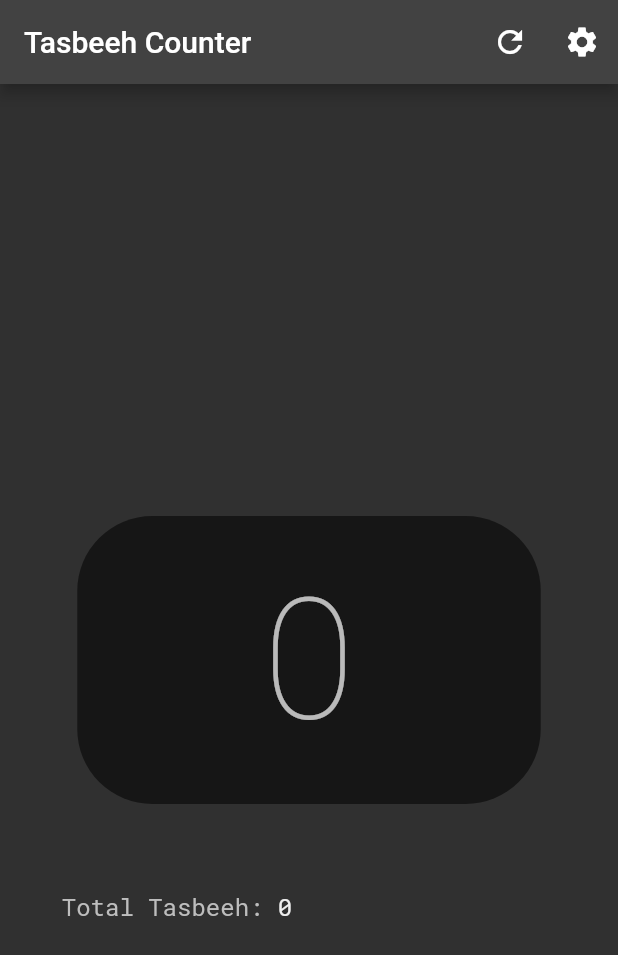
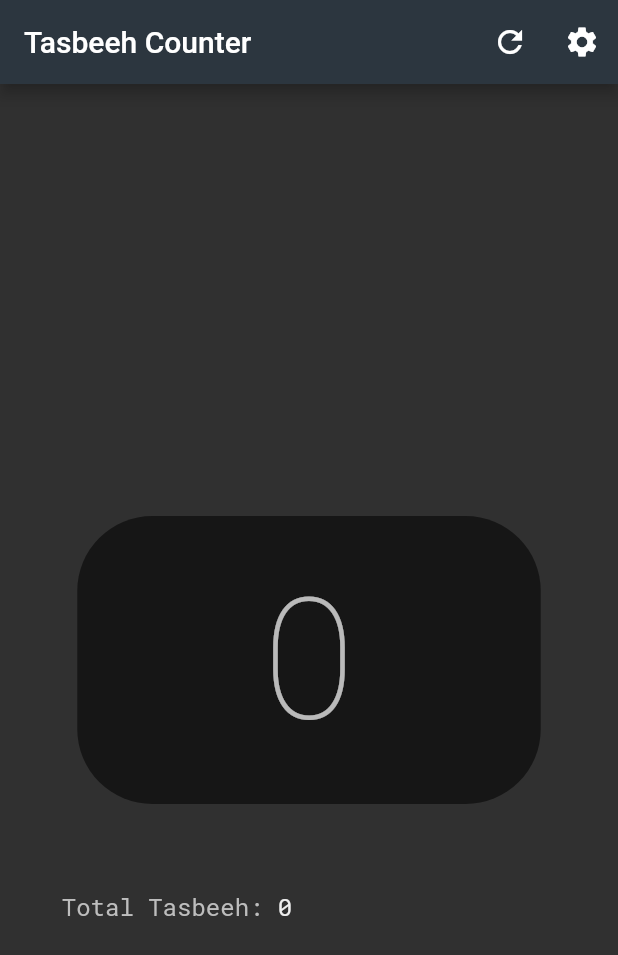
Before and after one commit to othman98shawgan/dhikr-counter, a Flutter app: the screen it shows after launch, on a phone screen of 412 x 824 dp. Shown: the top 955 px of the screen. Run offline on Flutter 3.47's test engine with Material 2 defaults, Android fonts, the phone set to English and light mode, and no system bars; our stand-ins replace google_fonts, settings_ui, shared_preferences, wakelock; missing offline and left inert: flutter_android_volume_keydown, flutter_vibrate.

Commit message:
general theme updates

```diff
--- a/lib/resources/colors.dart
+++ b/lib/resources/colors.dart
@@ -3,7 +3,34 @@ import 'package:flutter/material.dart';
 const Color backgroudColor = Color(0Xffd6dbd2);
 const Color appBarColor = Color(0xff2C363F);
 const Color screenColor = Colors.white;
+const Color counterDarkColor = Colors.black54;
+const Color counterLightColor = Colors.black54;
+
+Color colorTextLight = Colors.white.withOpacity(0.9);
+const Color colorTextDark = Colors.white;
+
+//* Theme Swatch */
 const MaterialColor darkThemeSwatch = Colors.teal;
 const MaterialColor lightThemeSwatch = Colors.blueGrey;
-const Color counterDarkColor = Colors.black54;
-const Color counterLightColor = Colors.black54;
+
+//* Green color */
+const Color color1 = Color.fromRGBO(218, 215, 205, 1);
+const Color color2 = Color.fromRGBO(163, 177, 138, 1);
+const Color color3 = Color.fromRGBO(88, 129, 87, 1);
+const Color color4 = Color.fromRGBO(58, 90, 64, 1);
+const Color color5 = Color.fromRGBO(52, 78, 65, 1);
+
+Map<int, Color> color = {
+  50: const Color.fromRGBO(88, 129, 87, .1),
+  100: const Color.fromRGBO(88, 129, 87, .2),
+  200: const Color.fromRGBO(88, 129, 87, .3),
+  300: const Color.fromRGBO(88, 129, 87, .4),
+  400: const Color.fromRGBO(88, 129, 87, .5),
+  500: const Color.fromRGBO(88, 129, 87, .6),
+  600: const Color.fromRGBO(88, 129, 87, .7),
+  700: const Color.fromRGBO(88, 129, 87, .8),
+  800: const Color.fromRGBO(88, 129, 87, .9),
+  900: const Color.fromRGBO(88, 129, 87, 1),
+};
+
+MaterialColor greenMaterialColor = MaterialColor(color3.value, color);
--- a/lib/services/theme_service.dart
+++ b/lib/services/theme_service.dart
@@ -4,36 +4,6 @@ import '../resources/colors.dart';
 import 'store_manager.dart';
 
 class ThemeNotifier with ChangeNotifier {
-  final darkTheme = ThemeData(
-    // appBarTheme:
-    //     const AppBarTheme(backgroundColor: Color(0xff2C363F), foregroundColor: Colors.white),
-    // primaryColor: Colors.black,
-    brightness: Brightness.dark,
-    // backgroundColor: const Color(0xFF212121),
-    // dividerColor: Colors.black12,
-    focusColor: darkThemeSwatch,
-    toggleableActiveColor: darkThemeSwatch,
-    // colorScheme: ColorScheme.fromSwatch(primarySwatch: darkThemeSwatch).copyWith(
-    //   secondary: Colors.white,
-    //   brightness: Brightness.dark,
-    // ),
-  );
-
-  final lightTheme = ThemeData(
-    appBarTheme: const AppBarTheme(backgroundColor: appBarColor, foregroundColor: Colors.white),
-    primaryColor: Colors.white,
-    brightness: Brightness.light,
-    // scaffoldBackgroundColor: backgroudColor,
-    // dialogBackgroundColor: backgroudColor,
-    dividerColor: Colors.white,
-    focusColor: lightThemeSwatch,
-    toggleableActiveColor: lightThemeSwatch,
-    colorScheme: ColorScheme.fromSwatch(primarySwatch: lightThemeSwatch).copyWith(
-      secondary: Colors.black,
-      brightness: Brightness.light,
-    ),
-  );
-
   late ThemeData _themeData = darkTheme;
   ThemeData getTheme() => _themeData;
 
@@ -73,4 +43,38 @@ class ThemeNotifier with ChangeNotifier {
     StorageManager.saveData('themeMode', 'light');
     notifyListeners();
   }
+
+  //=============================================================================
+  // Themes
+  //=============================================================================
+
+  //*** Dark Theme ***/
+  final darkTheme = ThemeData(
+    appBarTheme: const AppBarTheme(backgroundColor: appBarColor, foregroundColor: Colors.white),
+    brightness: Brightness.dark,
+    focusColor: darkThemeSwatch,
+    colorScheme: ColorScheme.fromSwatch(primarySwatch: darkThemeSwatch).copyWith(
+      brightness: Brightness.dark,
+    ),
+  );
+
+  //*** Light Theme ***/
+
+  final lightTheme = ThemeData(
+    appBarTheme: AppBarTheme(backgroundColor: color5, foregroundColor: colorTextLight),
+    brightness: Brightness.light,
+    scaffoldBackgroundColor: color1,
+    dialogBackgroundColor: Colors.white,
+    dividerColor: Colors.black26,
+    focusColor: lightThemeSwatch,
+    textTheme: const TextTheme(
+      bodyLarge: TextStyle(),
+      bodyMedium: TextStyle(),
+      bodySmall: TextStyle(),
+    ).apply(
+      bodyColor: colorTextLight,
+      displayColor: colorTextLight,
+    ),
+    colorScheme: ColorScheme.fromSwatch(primarySwatch: greenMaterialColor).copyWith(),
+  );
 }
--- a/lib/ui/home.dart
+++ b/lib/ui/home.dart
@@ -180,9 +180,7 @@ class _HomePageState extends State<HomePage> {
         child: Container(
           decoration: BoxDecoration(
             borderRadius: const BorderRadius.all(Radius.circular(50.0)),
-            color: theme.getTheme() == theme.darkTheme
-                ? Colors.black54
-                : Color.fromARGB(120, 96, 125, 139),
+            color: theme.getTheme() == theme.darkTheme ? Colors.black54 : color3.withOpacity(0.5),
           ),
           child: Center(
             child: Text(_counter.toString().padLeft(4, '0'),
@@ -215,9 +213,8 @@ class _HomePageState extends State<HomePage> {
             child: Container(
               decoration: BoxDecoration(
                 borderRadius: const BorderRadius.all(Radius.circular(50.0)),
-                color: theme.getTheme() == theme.darkTheme
-                    ? Colors.black54
-                    : Color.fromARGB(120, 96, 125, 139),
+                color:
+                    theme.getTheme() == theme.darkTheme ? Colors.black54 : color3.withOpacity(0.5),
               ),
               child: Center(
                 child: Text(_cycle.toString(),
```
